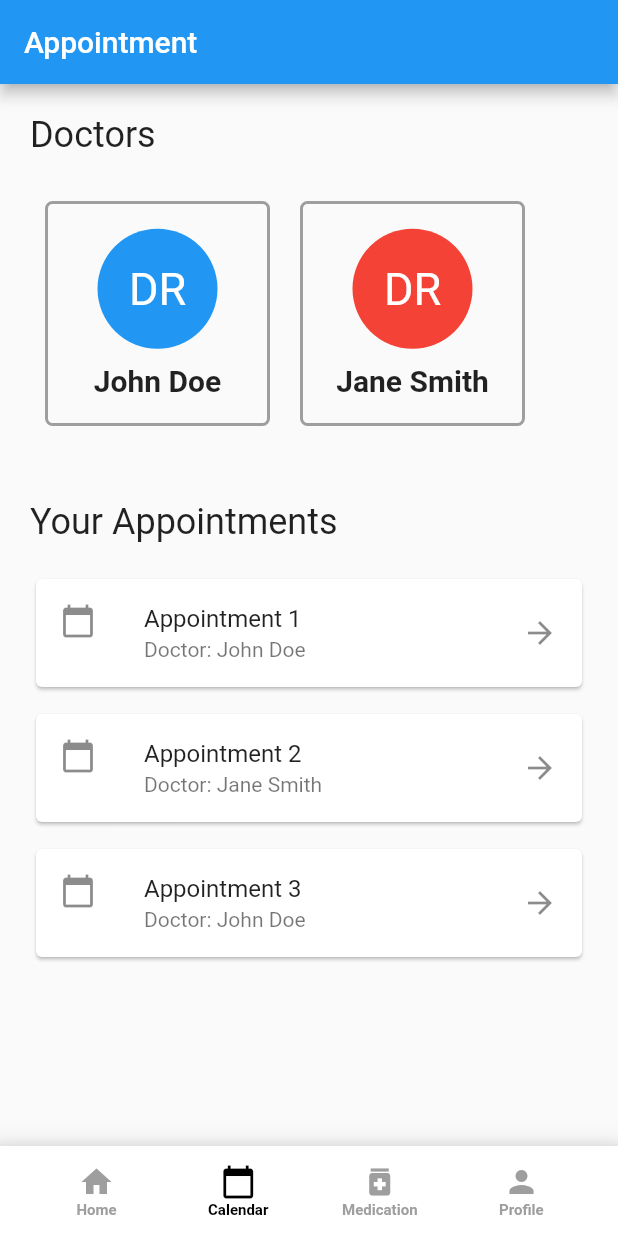
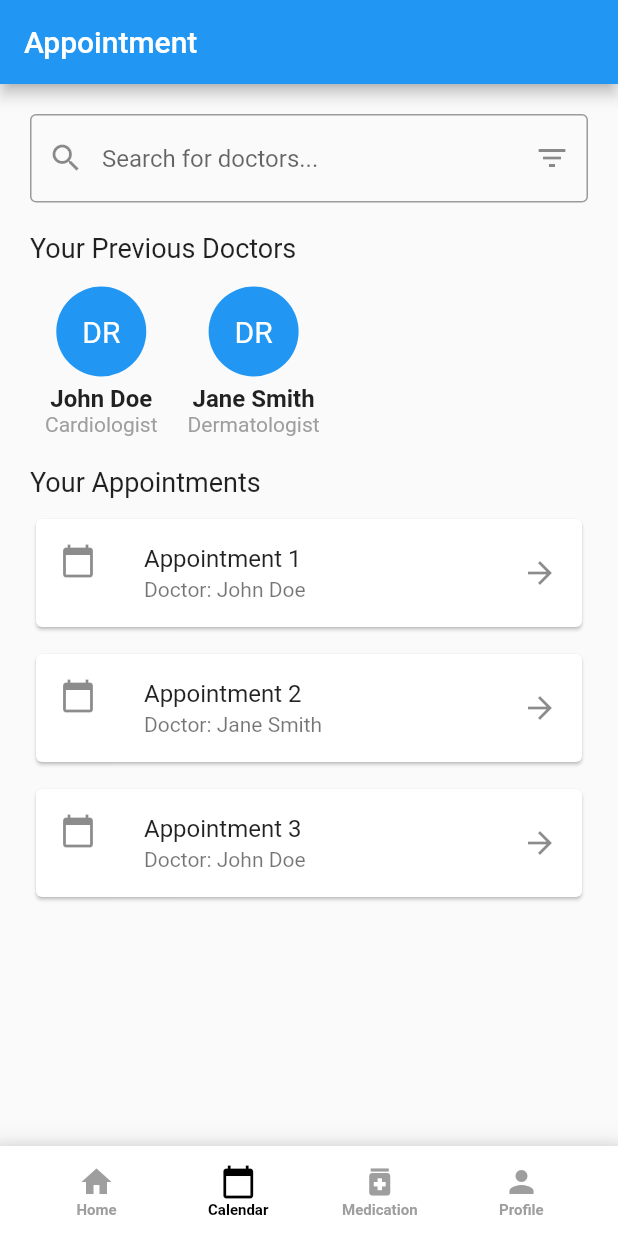
Before and after one commit to navaneethkulal8/hacktofuturehealthcare, a Flutter app: the screen it shows after launch, item 2 of the bottom bar chosen, on a phone screen of 412 x 824 dp. Run offline on Flutter 3.47's test engine with Material 2 defaults, Android fonts, the phone set to English and light mode, and no system bars; our stand-ins replace firebase_auth; accounts and stored records are empty.

Commit message:
appointment page ui update

```diff
--- a/lib/pages/explorepage.dart
+++ b/lib/pages/explorepage.dart
@@ -24,127 +24,55 @@ class _ExplorePageState extends State<ExplorePage> {
           child: Column(
             crossAxisAlignment: CrossAxisAlignment.start,
             children: [
-              const Text(
-                'Doctors',
-                textAlign: TextAlign.start,
-                style: TextStyle(fontSize: 24),
+              // Search Bar with Filter Icon
+              Padding(
+                padding: const EdgeInsets.only(bottom: 10),
+                child: Row(
+                  children: [
+                    Expanded(
+                      child: TextFormField(
+                        decoration: InputDecoration(
+                          hintText: 'Search for doctors...',
+                          prefixIcon: Icon(Icons.search),
+                          suffixIcon: Icon(Icons.filter_list),
+                          border: OutlineInputBorder(),
                         ),
-              const SizedBox(height: 20),
-              Row(
-                children: [
-                  Padding(
-                    padding: const EdgeInsets.symmetric(horizontal: 10, vertical: 10),
-                    child: Container(
-                      width: 150,
-                      height: 150,
-                      decoration: BoxDecoration(
-                        borderRadius: BorderRadius.circular(5),
-                        border: Border.all(
-                          color: Colors.grey,
-                          width: 2,
-                        ),
-                      ),
-                      child: const Column(
-                        mainAxisAlignment: MainAxisAlignment.center,
-                        children: [
-                          CircleAvatar(
-                            backgroundColor: Colors.blue,
-                            radius: 40,
-                            child: Text(
-                              'DR',
-                              style: TextStyle(
-                                fontSize: 30,
-                                color: Colors.white,
-                              ),
-                            ),
-                          ),
-                          SizedBox(height: 10),
-                          Text(
-                            'John Doe',
-                            style: TextStyle(
-                              fontSize: 20,
-                              fontWeight: FontWeight.bold,
                       ),
                     ),
                   ],
                 ),
               ),
+              const SizedBox(height: 10),
+              // Previously Consulted Doctors
+              Text(
+                'Your Previous Doctors',
+                style: TextStyle(fontSize: 18),
               ),
-                  Padding(
-                    padding: const EdgeInsets.symmetric(horizontal: 10, vertical: 10),
-                    child: Container(
-                      width: 150,
-                      height: 150,
-                      decoration: BoxDecoration(
-                        borderRadius: BorderRadius.circular(5),
-                        border: Border.all(
-                          color: Colors.grey,
-                          width: 2,
-                        ),
-                      ),
-                      child: const Column(
-                        mainAxisAlignment: MainAxisAlignment.center,
+              const SizedBox(height: 5), // Add space between title and avatars
+              SingleChildScrollView(
+                scrollDirection: Axis.horizontal,
+                child: Row(
                   children: [
-                          CircleAvatar(
-                            backgroundColor: Colors.red,
-                            radius: 40,
-                            child: Text(
-                              'DR',
-                              style: TextStyle(
-                                fontSize: 30,
-                                color: Colors.white,
-                              ),
-                            ),
-                          ),
-                          SizedBox(height: 10),
-                          Text(
-                            'Jane Smith',
-                            style: TextStyle(
-                              fontSize: 20,
-                              fontWeight: FontWeight.bold,
-                            ),
-                          ),
+                    DoctorAvatar(
+                        name: 'John Doe', specialization: 'Cardiologist'),
+                    DoctorAvatar(
+                        name: 'Jane Smith', specialization: 'Dermatologist'),
+                    // Add more DoctorAvatar widgets here as needed
                   ],
                 ),
               ),
-                  ),
-                ],
-              ),
-              const SizedBox(height: 40),
-              const Text(
+              const SizedBox(height: 20),
+              // Your Appointments
+              Text(
                 'Your Appointments',
-                style: TextStyle(fontSize: 24),
-              ),
-              const SizedBox(height: 20),
-              Card(
-                child: ListTile(
-                  leading: const Icon(Icons.calendar_today),
-                  title: const Text('Appointment 1'),
-                  subtitle: const Text('Doctor: John Doe'),
-                  trailing: const Icon(Icons.arrow_forward),
-                  onTap: () {},
-                ),
+                style: TextStyle(fontSize: 18),
               ),
               const SizedBox(height: 10),
-              Card(
-                child: ListTile(
-                  leading: const Icon(Icons.calendar_today),
-                  title: const Text('Appointment 2'),
-                  subtitle: const Text('Doctor: Jane Smith'),
-                  trailing: const Icon(Icons.arrow_forward),
-                  onTap: () {},
-                ),
-              ),
+              AppointmentCard(title: 'Appointment 1', doctor: 'John Doe'),
               const SizedBox(height: 10),
-              Card(
-                child: ListTile(
-                  leading: const Icon(Icons.calendar_today),
-                  title: const Text('Appointment 3'),
-                  subtitle: const Text('Doctor: John Doe'),
-                  trailing: const Icon(Icons.arrow_forward),
-                  onTap: () {},
-                ),
-              ),
+              AppointmentCard(title: 'Appointment 2', doctor: 'Jane Smith'),
+              const SizedBox(height: 10),
+              AppointmentCard(title: 'Appointment 3', doctor: 'John Doe'),
             ],
           ),
         ),
@@ -152,3 +80,75 @@ class _ExplorePageState extends State<ExplorePage> {
     );
   }
 }
+
+class DoctorAvatar extends StatelessWidget {
+  final String name;
+  final String specialization;
+
+  const DoctorAvatar({
+    required this.name,
+    required this.specialization,
+  });
+
+  @override
+  Widget build(BuildContext context) {
+    return Padding(
+      padding: const EdgeInsets.symmetric(horizontal: 10),
+      child: Column(
+        crossAxisAlignment: CrossAxisAlignment.center,
+        children: [
+          SizedBox(height: 10), // Add space between title and avatar
+          CircleAvatar(
+            backgroundColor: Colors.blue,
+            radius: 30,
+            child: Text(
+              'DR',
+              style: TextStyle(
+                fontSize: 20,
+                color: Colors.white,
+              ),
+            ),
+          ),
+          SizedBox(height: 5),
+          Text(
+            name,
+            style: TextStyle(
+              fontSize: 16,
+              fontWeight: FontWeight.bold,
+            ),
+          ),
+          Text(
+            specialization,
+            style: TextStyle(
+              fontSize: 14,
+              color: Colors.grey,
+            ),
+          ),
+        ],
+      ),
+    );
+  }
+}
+
+class AppointmentCard extends StatelessWidget {
+  final String title;
+  final String doctor;
+
+  const AppointmentCard({
+    required this.title,
+    required this.doctor,
+  });
+
+  @override
+  Widget build(BuildContext context) {
+    return Card(
+      child: ListTile(
+        leading: Icon(Icons.calendar_today),
+        title: Text(title),
+        subtitle: Text('Doctor: $doctor'),
+        trailing: Icon(Icons.arrow_forward),
+        onTap: () {},
+      ),
+    );
+  }
+}
```
Lines whose indentation alone changed are shown as unchanged.
